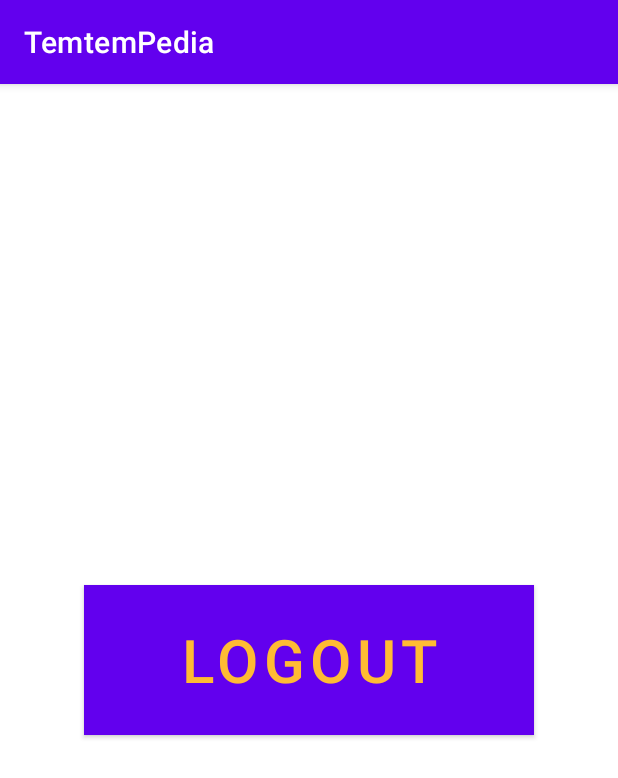
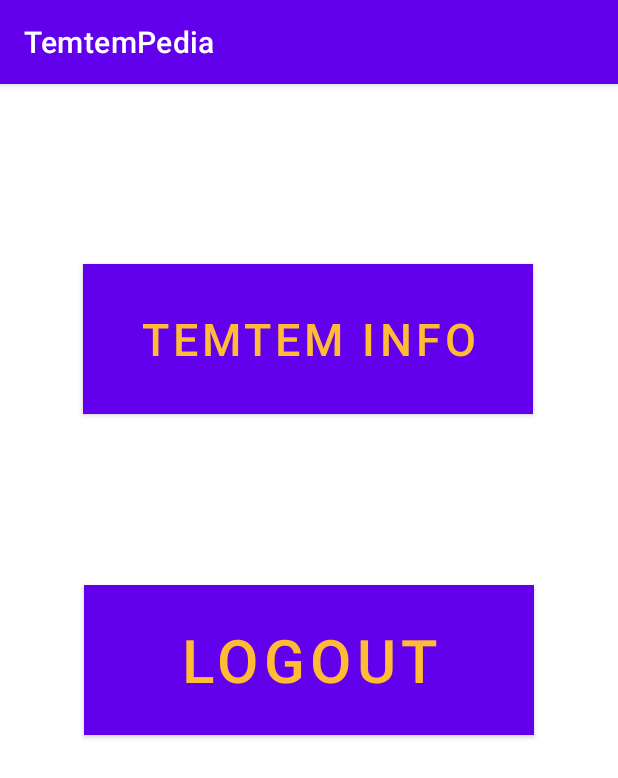
Before and after one commit to cenfo-418-teapot/TemTemPedia, an Android app: the screen it shows after launch (MainActivity), on a phone screen of 412 x 824 dp. Shown: the top 778 px of the screen. Run offline under Robolectric (Android 15) with nearby library versions, the phone set to English and light mode, and no system bars; our stand-ins replace Firebase (no records; nobody signed in at launch, a user with empty details on screens opened directly); 2 statements that could not run were skipped.

Commit message:
Add button and function to open tem tem info

```diff
--- a/app/src/main/java/com/teapot/temtempedia/MainActivity.kt
+++ b/app/src/main/java/com/teapot/temtempedia/MainActivity.kt
@@ -37,5 +37,16 @@ class MainActivity : AppCompatActivity() {
                 finish()
             }
         }
+
+        // Run tem tem info preview (Isaac Feature)
+        findViewById<Button>(R.id.temtemInfo).setOnClickListener {
+            val intent = Intent(this, TemtemInfo::class.java)
+            val infoEmpaquetada = Bundle()
+            infoEmpaquetada.putInt("temtem", 3) //Your id
+            intent.putExtras(infoEmpaquetada) //Put your id to your next Intent
+            startActivity(intent)
+            finish()
+        }
+
     }
 }
--- a/app/src/main/res/layout/activity_main.xml
+++ b/app/src/main/res/layout/activity_main.xml
@@ -21,4 +21,22 @@
         app:layout_constraintRight_toRightOf="parent"
         app:layout_constraintTop_toTopOf="parent" />
 
+    // Run tem tem info preview (Isaac Feature)
+    <Button
+        android:id="@+id/temtemInfo"
+        android:layout_width="300dp"
+        android:layout_height="100dp"
+        android:background="@android:color/black"
+        android:foreground="?android:attr/selectableItemBackground"
+        android:padding="10dp"
+        android:text="Temtem Info"
+        android:textColor="@android:color/holo_orange_light"
+        android:textSize="30sp"
+        app:layout_constraintBottom_toBottomOf="parent"
+        app:layout_constraintHorizontal_bias="0.495"
+        app:layout_constraintLeft_toLeftOf="parent"
+        app:layout_constraintRight_toRightOf="parent"
+        app:layout_constraintTop_toTopOf="parent"
+        app:layout_constraintVertical_bias="0.18" />
+
 </androidx.constraintlayout.widget.ConstraintLayout>
```
